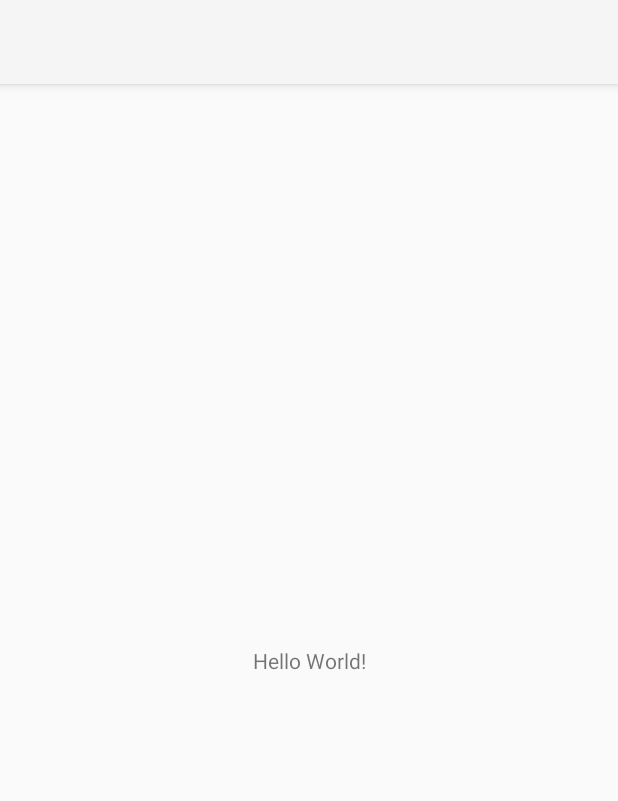
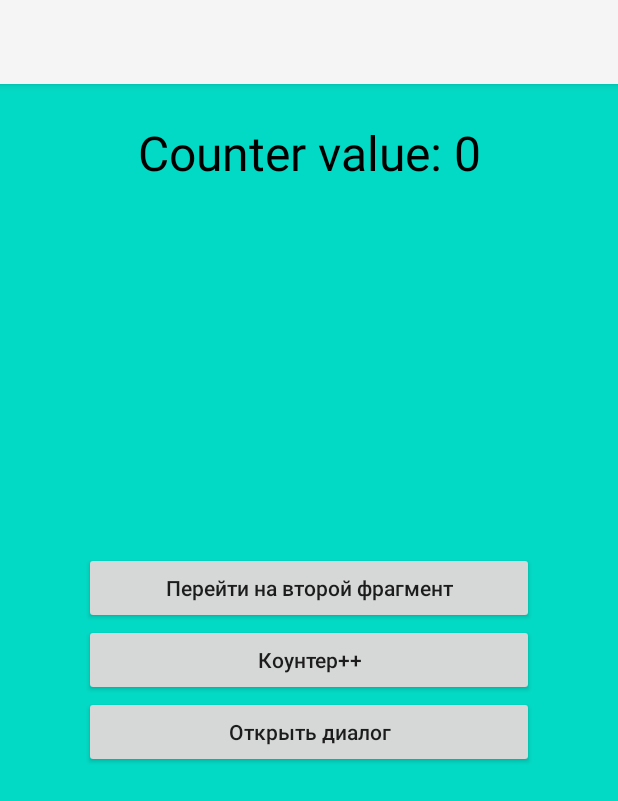
Before and after one commit to pavlushaemae/Android-2022, an Android app: the screen it shows after launch (MainActivity), on a phone screen of 412 x 824 dp. Shown: the top 801 px of the screen. Run offline under Robolectric (Android 15) with nearby library versions, the phone set to English and light mode, and no system bars.

Commit message:
Added 3hw

```diff
--- a/app/build.gradle
+++ b/app/build.gradle
@@ -29,6 +29,9 @@ android {
     kotlinOptions {
         jvmTarget = '1.8'
     }
+    buildFeatures {
+        viewBinding true
+    }
 }
 
 dependencies {
--- /dev/null
+++ b/app/src/main/java/com/itis/androidcourse/FirstFragment.kt
@@ -0,0 +1,181 @@
+package com.itis.androidcourse
+
+import android.app.AlertDialog
+import android.content.res.Configuration
+import android.os.Bundle
+import android.view.LayoutInflater
+import androidx.fragment.app.Fragment
+import android.view.View
+import android.widget.Button
+import android.widget.EditText
+import com.google.android.material.textfield.TextInputLayout
+import com.itis.androidcourse.databinding.FragmentFirstBinding
+import java.lang.NumberFormatException
+
+class FirstFragment : Fragment(R.layout.fragment_first) {
+
+    private var _binding: FragmentFirstBinding? = null
+    private val binding get() = _binding!!
+
+    private var counter = 0
+    override fun onCreate(savedInstanceState: Bundle?) {
+        super.onCreate(savedInstanceState)
+        savedInstanceState?.getInt(ARG_COUNT)?.run {
+            counter = this
+        }
+    }
+
+    override fun onViewCreated(view: View, savedInstanceState: Bundle?) {
+        super.onViewCreated(view, savedInstanceState)
+        _binding = FragmentFirstBinding.bind(view)
+        binding.run {
+            tvCounter.text = "Counter value: $counter"
+            btnToSecondFragment.setOnClickListener {
+//                if (resources.configuration.orientation == Configuration.ORIENTATION_LANDSCAPE) {
+//                    parentFragmentManager.beginTransaction()
+//                        .replace(R.id.container_second, SecondFragment.newInstance(counter), "Tag")
+//                        .addToBackStack("ToFirstFragment")
+//                        .commit()
+//                }
+//                if (resources.configuration.orientation == Configuration.ORIENTATION_PORTRAIT) {
+                parentFragmentManager.beginTransaction()
+                    .setCustomAnimations(
+                        android.R.anim.slide_in_left,
+                        android.R.anim.slide_out_right,
+                        android.R.anim.slide_in_left,
+                        android.R.anim.slide_out_right,
+                    )
+                    .replace(R.id.container, SecondFragment.newInstance(counter), "Tag")
+                    .addToBackStack("ToFirstFragment")
+                    .commit()
+//                }
+            }
+            btnCounter.setOnClickListener {
+                counter++
+                tvCounter.text = "Counter value: $counter"
+            }
+            btnDialog.setOnClickListener {
+                CounterDialog.newInstance(childFragmentManager)
+//                val view = LayoutInflater.from(requireContext())
+//                    .inflate(R.layout.fragment_dialog, null, false)
+//                view.run {
+//                    val editText = this.findViewById<EditText>(R.id.et_number)
+//                    val inputLayout = this.findViewById<TextInputLayout>(R.id.til_text)
+//                    val dialog = showDialog(
+//                        positiveText = "Сложить",
+//                        neutralText = "Вычесть",
+//                        negativeText = "Отмена",
+//                        view = this,
+//                        positiveAction = {
+//                            try {
+//                                val num = editText.text.toString().toInt()
+//                                if (num in 0..100) {
+//                                    counter += num
+//                                    binding.tvCounter.text = "Counter value: $counter"
+//                                    dialog.dismiss()
+//                                } else {
+//                                    inputLayout.error = "Не верный формат данных"
+//                                }
+//                            } catch (e: NumberFormatException) {
+//                                inputLayout.error = "Не верный формат данных"
+//                            }
+//                        },
+//                        neutralAction = {
+//                            try {
+//                                val num = editText.text.toString().toInt()
+//                                when {
+//                                    (num in 0..100 && counter - num >= 0) -> {
+//                                        counter -= num
+//                                        binding.tvCounter.text = "Counter value: $counter"
+//                                        dialog.dismiss()
+//                                    }
+//                                    (counter - num < 0 && num in 0..100) -> {
+//                                        inputLayout.error =
+//                                            "Значение счётчика не может быть отрицательным числом"
+//                                    }
+//                                    else -> {
+//                                        inputLayout.error = "Не верный формат данных"
+//                                    }
+//                                }
+//                            } catch (e: NumberFormatException) {
+//                                inputLayout.error = "Не верный формат данных"
+//                            }
+//                        }
+//                    )
+//                }
+            }
+        }
+    }
+
+    override fun onSaveInstanceState(outState: Bundle) {
+        super.onSaveInstanceState(outState)
+        outState.apply {
+            putInt(ARG_COUNT, counter)
+        }
+    }
+
+    override fun onDestroyView() {
+        super.onDestroyView()
+        _binding = null
+    }
+//
+//    private fun showDialog() {
+//        val view = LayoutInflater.from(requireContext())
+//            .inflate(R.layout.fragment_dialog, null, false)
+//        view.run {
+//            val editText = this.findViewById<EditText>(R.id.et_number)
+//            val inputLayout = this.findViewById<TextInputLayout>(R.id.til_text)
+//
+//            val dialog = AlertDialog.Builder(requireContext())
+//                .setTitle("Сложить или Вычесть?")
+//                .setView(view)
+//                .setPositiveButton("Сложить", null)
+//                .setNegativeButton("Отмена") { dialog, _ ->
+//                    dialog.dismiss()
+//                }
+//                .setNeutralButton("Вычесть", null)
+//                .show()
+//            val positiveButton: Button = dialog.getButton(AlertDialog.BUTTON_POSITIVE)
+//            positiveButton.setOnClickListener {
+//                try {
+//                    val num = editText.text.toString().toInt()
+//                    if (num in 0..100) {
+//                        counter += num
+//                        binding.tvCounter.text = "Counter value: $counter"
+//                        dialog.dismiss()
+//                    } else {
+//                        inputLayout.error = "Не верный формат данных"
+//                    }
+//                } catch (e: NumberFormatException) {
+//                    inputLayout.error = "Не верный формат данных"
+//                }
+//            }
+//            val neutralButton: Button = dialog.getButton(AlertDialog.BUTTON_NEUTRAL)
+//            neutralButton.setOnClickListener {
+//                try {
+//                    val num = editText.text.toString().toInt()
+//                    when {
+//                        (num in 0..100 && counter - num >= 0) -> {
+//                            counter -= num
+//                            binding.tvCounter.text = "Counter value: $counter"
+//                            dialog.dismiss()
+//                        }
+//                        (counter - num < 0 && num in 0..100) -> {
+//                            inputLayout.error =
+//                                "Значение счётчика не может быть отрицательным числом"
+//                        }
+//                        else -> {
+//                            inputLayout.error = "Не верный формат данных"
+//                        }
+//                    }
+//                } catch (e: NumberFormatException) {
+//                    inputLayout.error = "Не верный формат данных"
+//                }
+//            }
+//        }
+//    }
+
+    companion object {
+        private const val ARG_COUNT = "ARG_COUNT"
+    }
+}
--- a/app/src/main/java/com/itis/androidcourse/MainActivity.kt
+++ b/app/src/main/java/com/itis/androidcourse/MainActivity.kt
@@ -1,11 +1,58 @@
 package com.itis.androidcourse
 
+import android.content.res.Configuration
 import androidx.appcompat.app.AppCompatActivity
 import android.os.Bundle
+import android.view.LayoutInflater
+import com.itis.androidcourse.databinding.ActivityMainBinding
 
 class MainActivity : AppCompatActivity() {
+
+    private var binding: ActivityMainBinding? = null
+
     override fun onCreate(savedInstanceState: Bundle?) {
         super.onCreate(savedInstanceState)
-        setContentView(R.layout.activity_main)
+
+        binding = ActivityMainBinding.inflate(layoutInflater).also {
+            setContentView(it.root)
+        }
+        if (savedInstanceState == null) {
+            binding?.run {
+//                if (resources.configuration.orientation == Configuration.ORIENTATION_LANDSCAPE) {
+//                    LayoutInflater.from(applicationContext).inflate(R.layout.activity_main, null, false).also {
+//                        setContentView(it)
+//                    }
+//
+//                    supportFragmentManager.beginTransaction()
+//                        .replace(R.id.container_first, FirstFragment(), "TAG")
+//                        .setCustomAnimations(
+//                            android.R.anim.fade_in,
+//                            android.R.anim.fade_out,
+//                            android.R.anim.fade_in,
+//                            android.R.anim.fade_out
+//                        )
+//                        .commit()
+//                    supportFragmentManager.beginTransaction()
+//                        .replace(R.id.container_second, SecondFragment.newInstance(0), "Tag")
+//                        .addToBackStack("ToFirstFragment")
+//                        .commit()
+//                }
+                if (resources.configuration.orientation == Configuration.ORIENTATION_PORTRAIT){
+                    LayoutInflater.from(applicationContext).inflate(R.layout.activity_port, null, false).also {
+                        setContentView(it)
+                    }
+                    supportFragmentManager.beginTransaction()
+                        .replace(R.id.container, FirstFragment(), "TAG")
+                        .setCustomAnimations(
+                            android.R.anim.fade_in,
+                            android.R.anim.fade_out,
+                            android.R.anim.fade_in,
+                            android.R.anim.fade_out
+                        )
+                        .commit()
+                }
+            }
+        }
+
     }
 }
--- /dev/null
+++ b/app/src/main/java/com/itis/androidcourse/MainHorizontalActivity.kt
@@ -0,0 +1,4 @@
+package com.itis.androidcourse
+
+class MainHorizontalActivity {
+}
--- /dev/null
+++ b/app/src/main/res/layout-port/activity_port.xml
@@ -0,0 +1,20 @@
+<?xml version="1.0" encoding="utf-8"?>
+<androidx.constraintlayout.widget.ConstraintLayout xmlns:android="http://schemas.android.com/apk/res/android"
+    xmlns:app="http://schemas.android.com/apk/res-auto"
+    xmlns:tools="http://schemas.android.com/tools"
+    android:layout_width="match_parent"
+    android:layout_height="match_parent"
+    tools:context=".MainActivity"
+    tools:ignore="MissingDefaultResource">
+
+    <androidx.fragment.app.FragmentContainerView
+        android:id="@+id/container"
+        android:layout_width="0dp"
+        android:layout_height="0dp"
+        app:layout_constraintStart_toStartOf="parent"
+        app:layout_constraintTop_toTopOf="parent"
+        app:layout_constraintBottom_toBottomOf="parent"
+        app:layout_constraintEnd_toEndOf="parent"/>
+
+
+</androidx.constraintlayout.widget.ConstraintLayout>
--- a/app/src/main/res/layout/activity_main.xml
+++ b/app/src/main/res/layout/activity_main.xml
@@ -6,13 +6,30 @@
     android:layout_height="match_parent"
     tools:context=".MainActivity">
 
-    <TextView
-        android:layout_width="wrap_content"
-        android:layout_height="wrap_content"
-        android:text="Hello World!"
+<!--    <androidx.fragment.app.FragmentContainerView-->
+<!--        android:id="@+id/container_first"-->
+<!--        android:layout_width="0dp"-->
+<!--        android:layout_height="0dp"-->
+<!--        app:layout_constraintStart_toStartOf="parent"-->
+<!--        app:layout_constraintTop_toTopOf="parent"-->
+<!--        app:layout_constraintBottom_toBottomOf="parent"-->
+<!--        app:layout_constraintEnd_toStartOf="@id/container_second"/>-->
+
+<!--    <androidx.fragment.app.FragmentContainerView-->
+<!--        android:id="@+id/container_second"-->
+<!--        android:layout_width="0dp"-->
+<!--        android:layout_height="0dp"-->
+<!--        app:layout_constraintStart_toEndOf="@id/container_first"-->
+<!--        app:layout_constraintTop_toTopOf="parent"-->
+<!--        app:layout_constraintBottom_toBottomOf="parent"-->
+<!--        app:layout_constraintEnd_toEndOf="parent"/>-->
+    <androidx.fragment.app.FragmentContainerView
+        android:id="@+id/container"
+        android:layout_width="0dp"
+        android:layout_height="0dp"
+        app:layout_constraintStart_toStartOf="parent"
+        app:layout_constraintTop_toTopOf="parent"
         app:layout_constraintBottom_toBottomOf="parent"
-        app:layout_constraintLeft_toLeftOf="parent"
-        app:layout_constraintRight_toRightOf="parent"
-        app:layout_constraintTop_toTopOf="parent" />
+        app:layout_constraintEnd_toEndOf="parent"/>
 
 </androidx.constraintlayout.widget.ConstraintLayout>
--- /dev/null
+++ b/app/src/main/res/layout/fragment_first.xml
@@ -0,0 +1,56 @@
+<?xml version="1.0" encoding="utf-8"?>
+<androidx.constraintlayout.widget.ConstraintLayout xmlns:android="http://schemas.android.com/apk/res/android"
+    xmlns:app="http://schemas.android.com/apk/res-auto"
+    xmlns:tools="http://schemas.android.com/tools"
+    android:layout_width="match_parent"
+    android:layout_height="match_parent"
+    android:background="@color/teal_200"
+    tools:context=".FirstFragment">
+
+    <TextView
+        android:id="@+id/tv_counter"
+        android:layout_width="wrap_content"
+        android:layout_height="wrap_content"
+        android:layout_marginTop="24dp"
+        android:text="Counter"
+        android:textColor="@color/black"
+        android:textSize="32sp"
+        app:layout_constraintEnd_toEndOf="parent"
+        app:layout_constraintStart_toStartOf="parent"
+        app:layout_constraintTop_toTopOf="parent" />
+
+
+    <Button
+        android:id="@+id/btn_to_second_fragment"
+        android:layout_width="300dp"
+        android:layout_height="wrap_content"
+        android:text="Перейти на второй фрагмент"
+        android:textAllCaps="false"
+        app:layout_constraintBottom_toTopOf="@id/btn_counter"
+        app:layout_constraintEnd_toEndOf="parent"
+        app:layout_constraintStart_toStartOf="parent"
+        app:layout_constraintTop_toTopOf="parent"
+        app:layout_constraintVertical_chainStyle="packed" />
+
+    <Button
+        android:id="@+id/btn_counter"
+        android:layout_width="300dp"
+        android:layout_height="wrap_content"
+        android:text="Коунтер++"
+        android:textAllCaps="false"
+        app:layout_constraintBottom_toTopOf="@id/btn_dialog"
+        app:layout_constraintEnd_toEndOf="parent"
+        app:layout_constraintStart_toStartOf="parent"
+        app:layout_constraintTop_toBottomOf="@id/btn_to_second_fragment" />
+
+    <Button
+        android:id="@+id/btn_dialog"
+        android:layout_width="300dp"
+        android:layout_height="wrap_content"
+        android:text="Открыть диалог"
+        android:textAllCaps="false"
+        app:layout_constraintBottom_toBottomOf="parent"
+        app:layout_constraintEnd_toEndOf="parent"
+        app:layout_constraintStart_toStartOf="parent"
+        app:layout_constraintTop_toBottomOf="@id/btn_counter" />
+</androidx.constraintlayout.widget.ConstraintLayout>
```
Also changed, not shown: app/src/main/java/com/itis/androidcourse/CounterDialog.kt (added, +147 -0 lines), app/src/main/java/com/itis/androidcourse/DialogExt.kt (added, +43 -0 lines), app/src/main/java/com/itis/androidcourse/SecondFragment.kt (added, +46 -0 lines), app/src/main/res/layout/activity_second.xml (added, +14 -0 lines), app/src/main/res/layout/fragment_dialog.xml (added, +22 -0 lines), app/src/main/res/layout/fragment_second.xml (added, +21 -0 lines).
